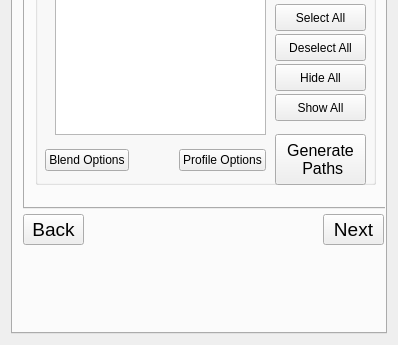
Above: godel_plugins/src/widgets/robot_blending_plugin.ui from ros-industrial-attic/godel before the change; both pictures show x 0 to 398 and y 219 to 564 of the 398 by 564 pixel window. Below: the same form after it.
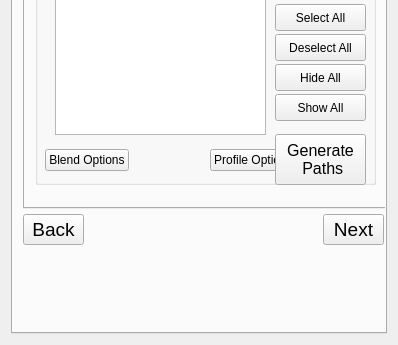
That is the form after the change. The open tabs and pages were chosen to show the change.

The edit to the form file:
```diff
--- a/godel_plugins/src/widgets/robot_blending_plugin.ui
+++ b/godel_plugins/src/widgets/robot_blending_plugin.ui
@@ -430,7 +430,7 @@
            <rect>
             <x>10</x>
             <y>196</y>
-            <width>221</width>
+            <width>252</width>
             <height>41</height>
            </rect>
           </property>
```
Left out of the diff: 6 changed lines with no effect on the pictures.
